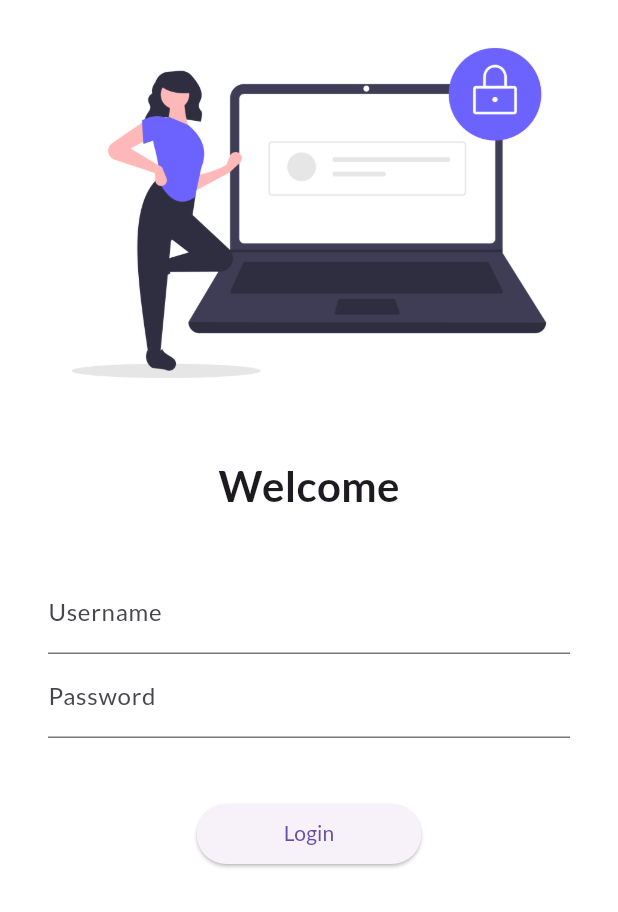
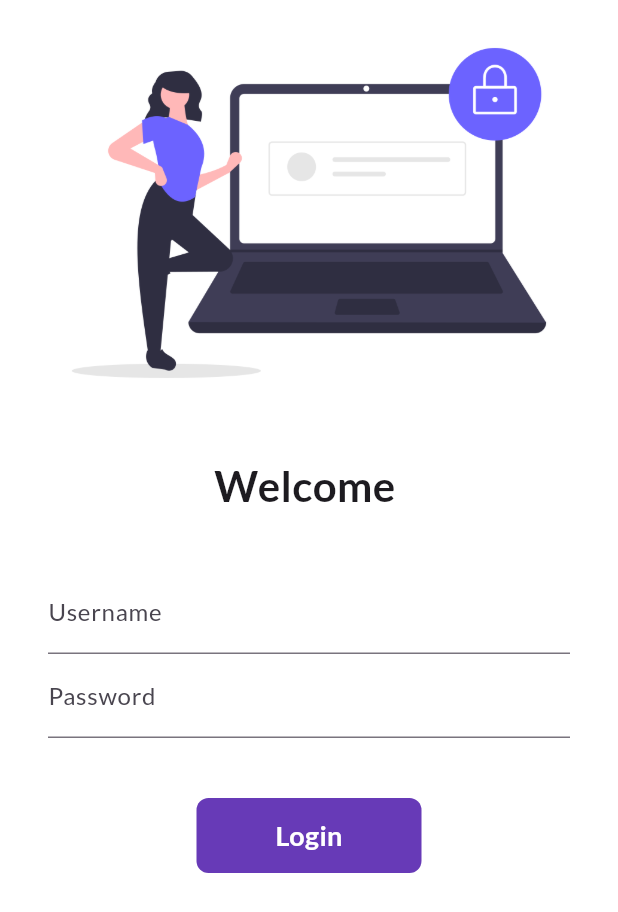
Before and after one commit to 13virat/flutter_ekart, a Flutter app: the screen it shows after launch, on a phone screen of 412 x 824 dp. Shown: the top 912 px of the screen. Run offline on Flutter 3.47's test engine with Material 3 defaults, Android fonts, the light colour scheme and no system bars; our stand-ins replace google_fonts.

Commit message:
animated button

```diff
--- a/lib/pages/login_page.dart
+++ b/lib/pages/login_page.dart
@@ -1,9 +1,16 @@
 import 'package:flutter/material.dart';
 import 'package:flutter_ekart/utils/routes.dart';
 
-class LoginPage extends StatelessWidget {
+class LoginPage extends StatefulWidget {
   const LoginPage({super.key});
 
+  @override
+  State<LoginPage> createState() => _LoginPageState();
+}
+
+class _LoginPageState extends State<LoginPage> {
+  String name = "";
+  bool changeButton = false;
   @override
   Widget build(BuildContext context) {
     return Material(
@@ -19,7 +26,7 @@
                 height: 20,
               ),
               Text(
-                "Welcome",
+                "Welcome $name",
                 style: TextStyle(
                   fontSize: 28,
                   fontWeight: FontWeight.bold,
@@ -38,6 +45,10 @@
                         hintText: "Enter Username",
                         labelText: "Username",
                       ),
+                      onChanged: (value) {
+                        name = value;
+                        setState(() {});
+                      },
                     ),
                     TextFormField(
                       obscureText: true,
@@ -49,13 +60,45 @@
                     SizedBox(
                       height: 40,
                     ),
-                    ElevatedButton(
-                      onPressed: () {
+                    // ElevatedButton(
+                    //   onPressed: () {
+                    //     Navigator.pushNamed(context, MyRoutes.homeRoute);
+                    //   },
+                    //   child: Text("Login"),
+                    //   style: TextButton.styleFrom(minimumSize: Size(150, 40)),
+                    // )
+                    InkWell(
+                      onTap: () async {
+                        setState(() {
+                          changeButton = true;
+                        });
+                        await Future.delayed(Duration(seconds: 1));
                         Navigator.pushNamed(context, MyRoutes.homeRoute);
                       },
-                      child: Text("Login"),
-                      style: TextButton.styleFrom(minimumSize: Size(150, 40)),
-                    )
+                      child: AnimatedContainer(
+                        duration: Duration(seconds: 1),
+                        width: changeButton ? 50 : 150,
+                        height: 50,
+                        alignment: Alignment.center,
+                        child: changeButton
+                            ? Icon(
+                                Icons.done,
+                                color: Colors.white,
+                              )
+                            : Text(
+                                "Login",
+                                style: TextStyle(
+                                    color: Colors.white,
+                                    fontWeight: FontWeight.bold,
+                                    fontSize: 18),
+                              ),
+                        decoration: BoxDecoration(
+                          color: Colors.deepPurple,
+                          borderRadius:
+                              BorderRadius.circular(changeButton ? 50 : 8),
+                        ),
+                      ),
+                    ),
                   ],
                 ),
               )
```
